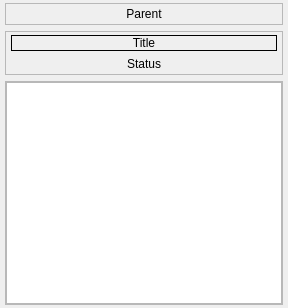
Qt form src/behavior_tree_widget/ui/LeafNode.ui (sealfoss/BehaviorTreeWidget) before a commit.
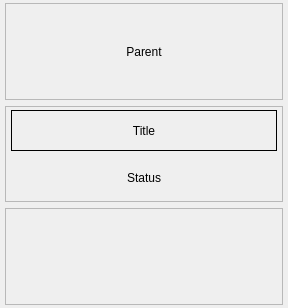
The same form after that commit.

Commit message:
P3.3: field rows in one grid instead of a list view of row widgets
- LeafNode.ui: "Fields" is a plain widget; the field names (read-only boxes)
  and editors sit in one QGridLayout: no QListView, no model, no per-row
  container and layout, no size-hint pass.
- Custom .ui files of earlier versions with a QListView named "Fields" keep
  working: a plain container takes its place.
- LeafNodeWidget.field_key(key) returns a field's name box.
- New field widgets are shown at once, so a visible node grows with them.
- Tests read the rows from the grid; forms recompiled.

```diff
--- a/src/behavior_tree_widget/ui/LeafNode.ui
+++ b/src/behavior_tree_widget/ui/LeafNode.ui
@@ -135,7 +135,7 @@
        <number>0</number>
       </property>
       <item>
-       <widget class="QListView" name="Fields"/>
+       <widget class="QWidget" name="Fields"/>
       </item>
      </layout>
     </widget>
```
The commit also changes 5 other files.
